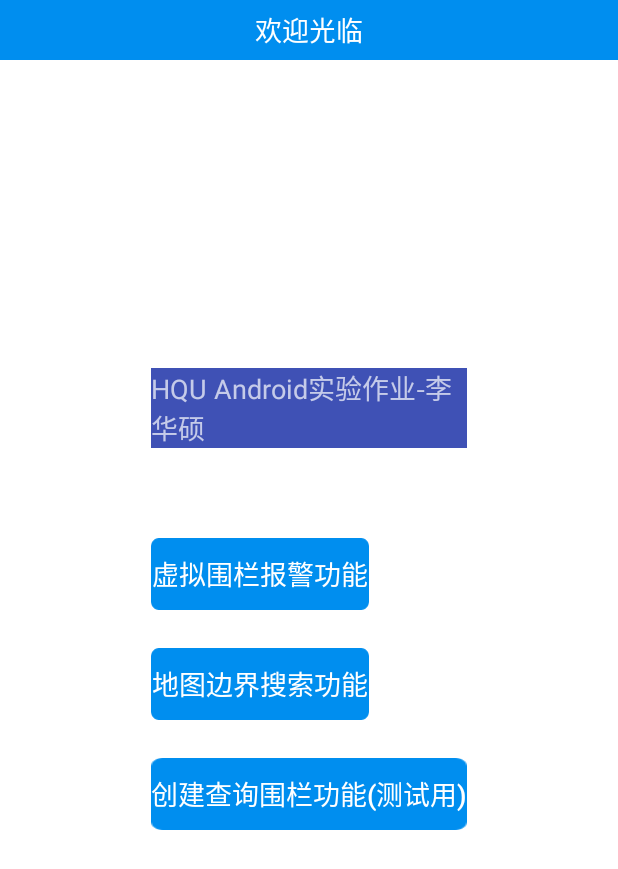
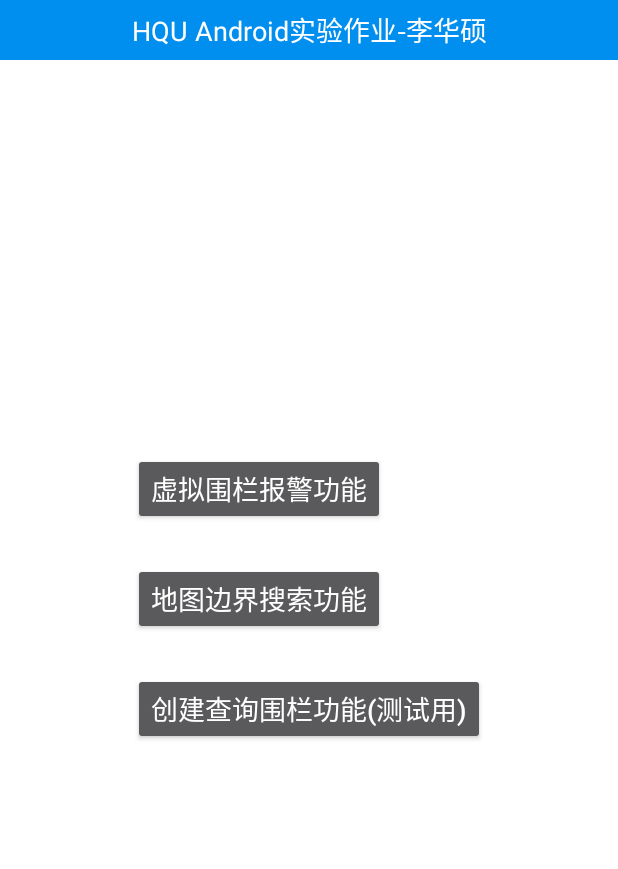
Before and after one commit to lhsjohn/BaiduMapFence, an Android app: the screen it shows after launch (MainActivity), on a phone screen of 412 x 824 dp. Shown: the top 869 px of the screen. Run offline under Robolectric (Android 15) with nearby library versions, the phone set to English and light mode, and no system bars; libraries missing offline, so code that uses them is left out: com.baidu.mapapi; 9 statements that could not run were skipped.

Commit message:
更改主界面外观

```diff
--- a/app/src/main/res/layout/activity_main.xml
+++ b/app/src/main/res/layout/activity_main.xml
@@ -23,22 +23,11 @@
         android:orientation="vertical">
 
 
-        <TextView
-            android:layout_width="match_parent"
-            android:layout_height="match_parent"
-            android:text="HQU Android实验作业-李华硕"
-           android:background="@color/colorPrimary"
-            android:layout_marginBottom="60dp"
-            android:textSize="@dimen/activity_title_size"/>
-
-
-
 
         <Button
             android:id="@+id/btn_fencealarm"
             android:layout_width="wrap_content"
             android:layout_height="wrap_content"
-            android:background="@mipmap/bg_btn_sure"
             android:layout_marginBottom="25dp"
             android:text="虚拟围栏报警功能"
             android:textSize="@dimen/activity_title_size"/>
@@ -47,7 +36,6 @@
             android:id="@+id/btn_district_search"
             android:layout_width="wrap_content"
             android:layout_height="wrap_content"
-            android:background="@mipmap/bg_btn_sure"
             android:layout_marginBottom="25dp"
             android:text="地图边界搜索功能"
             android:textSize="@dimen/activity_title_size"/>
@@ -57,7 +45,6 @@
             android:layout_width="wrap_content"
             android:layout_height="wrap_content"
             android:text="创建查询围栏功能(测试用)"
-            android:background="@mipmap/bg_btn_sure"
             android:layout_marginBottom="25dp"
             android:textSize="@dimen/activity_title_size"/>
     </LinearLayout>
--- a/app/src/main/res/values/strings.xml
+++ b/app/src/main/res/values/strings.xml
@@ -1,6 +1,6 @@
 <resources>
     <string name="app_name">HQU虚拟栅栏大作业-李华硕</string>
-    <string name="app_title">欢迎光临</string>
+    <string name="app_title">HQU Android实验作业-李华硕</string>
 
     <string name="all_cancel">取消</string>
     <string name="all_sure">确定</string>
```
